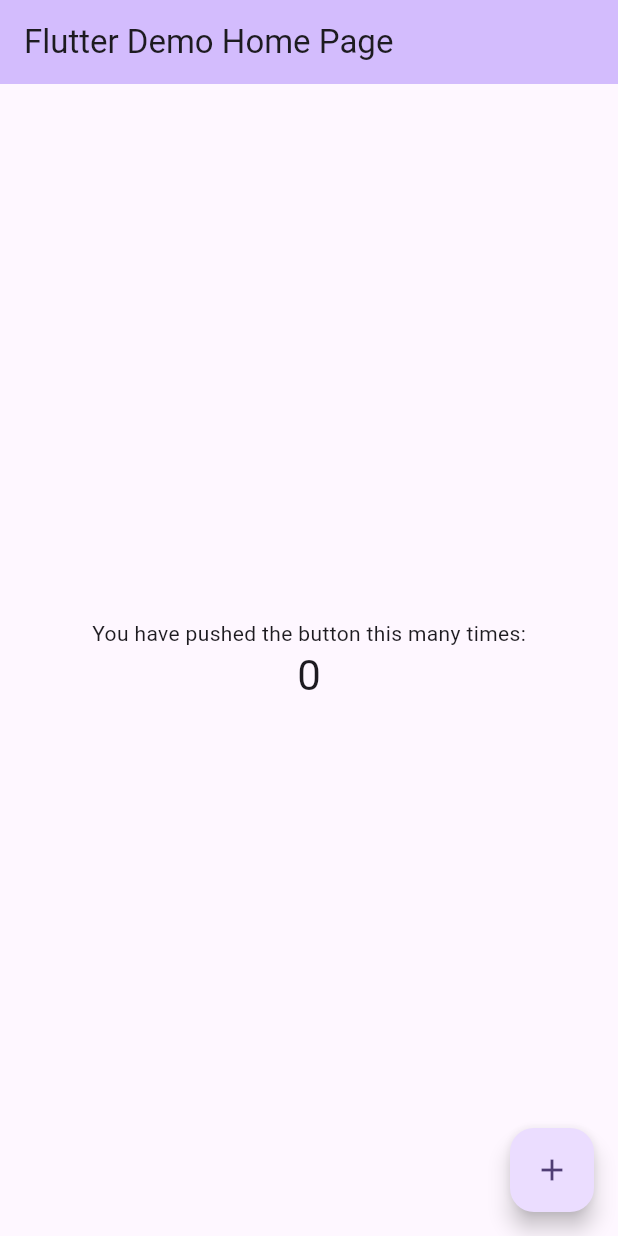
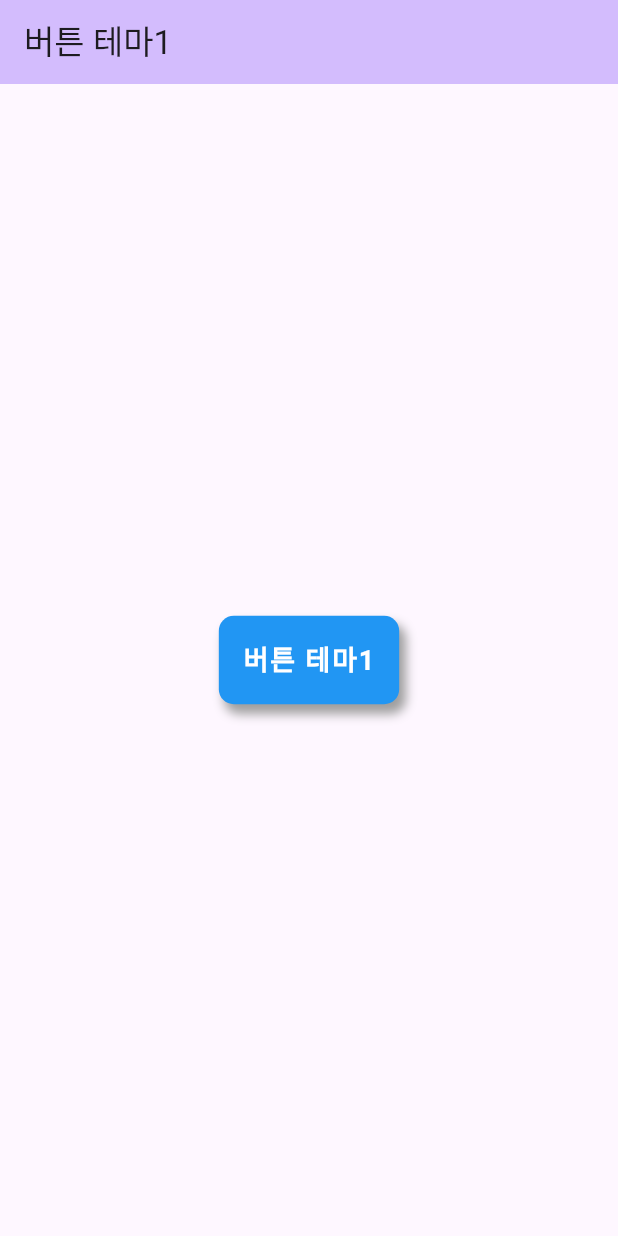
Before and after one commit to eeesnghyun/widgetStorage, a Flutter app: the screen it shows after launch, on a phone screen of 412 x 824 dp. Run offline on Flutter 3.47's test engine with Material 2 defaults, Android fonts, the phone set to English and light mode, and no system bars.

Commit message:
버튼 추가

```diff
--- /dev/null
+++ b/lib/button/button_theme1.dart
@@ -0,0 +1,104 @@
+import 'package:flutter/material.dart';
+
+class ButtonTheme1 extends StatelessWidget {
+  @override
+  Widget build(BuildContext context) {
+    return Scaffold(
+      appBar: AppBar(
+        backgroundColor: Theme.of(context).colorScheme.inversePrimary,
+        title: Text('버튼 테마1'),
+      ),
+      body: Center(
+        child: MyTossButton(
+          onPressed: () {
+            // 버튼 클릭 시 수행할 작업 추가
+          },
+          text: '버튼 테마1',
+        ),
+      ),
+    );
+  }
+}
+
+class MyTossButton extends StatefulWidget {
+  final VoidCallback onPressed;
+  final String text;
+
+  MyTossButton({required this.onPressed, required this.text});
+
+  @override
+  _MyTossButtonState createState() => _MyTossButtonState();
+}
+
+class _MyTossButtonState extends State<MyTossButton> {
+  bool _isPressed = false;
+
+  @override
+  Widget build(BuildContext context) {
+    return GestureDetector(
+      onTapDown: (_) {
+        setState(() {
+          _isPressed = true;
+        });
+      },
+      onTapUp: (_) {
+        setState(() {
+          _isPressed = false;
+        });
+      },
+      onTapCancel: () {
+        setState(() {
+          _isPressed = false;
+        });
+      },
+      onTap: widget.onPressed,
+      child: Container(
+        padding: EdgeInsets.all(16),
+        // decoration: BoxDecoration(
+        //   color: _isPressed ? Colors.blue.withOpacity(0.9) : Colors.blue,
+        //   borderRadius: BorderRadius.circular(10),
+
+        //   boxShadow: _isPressed
+        //       ? [
+        //           BoxShadow(
+        //               color: Colors.grey, blurRadius: 5, offset: Offset(3, 6))
+        //         ]
+        //       : [
+        //           BoxShadow(
+        //             color: Colors.grey.withOpacity(0.5),
+        //             spreadRadius: 2,
+        //             blurRadius: 5,
+        //             offset: Offset(3, 5),
+        //           )
+        //         ],
+        // ),
+        decoration: BoxDecoration(
+          color: _isPressed ? Colors.blue.withOpacity(0.9) : Colors.blue,
+          borderRadius: BorderRadius.circular(10),
+          boxShadow: _isPressed
+              ? [
+                  BoxShadow(
+                      color: Colors.grey,
+                      blurRadius: 5,
+                      offset: Offset(2.0, 2.0))
+                ]
+              : [
+                  BoxShadow(
+                      color: Colors.grey,
+                      blurRadius: 5,
+                      offset: Offset(4.0, 6.0))
+                ],
+        ),
+        child: Text(
+          widget.text,
+          style: TextStyle(
+            color: Colors.white,
+            fontWeight: FontWeight.bold,
+            fontSize: 18,
+            letterSpacing: 1.2, // 글자 사이 간격을 조정하여 입체감을 부여
+          ),
+        ),
+      ),
+    );
+  }
+}
--- a/lib/main.dart
+++ b/lib/main.dart
@@ -1,4 +1,5 @@
 import 'package:flutter/material.dart';
+import 'package:widgetstorage/button/button_theme1.dart';
 
 void main() {
   runApp(const MyApp());
@@ -7,27 +8,11 @@
 class MyApp extends StatelessWidget {
   const MyApp({super.key});
 
-  // This widget is the root of your application.
   @override
   Widget build(BuildContext context) {
     return MaterialApp(
       title: 'Flutter Demo',
       theme: ThemeData(
-        // This is the theme of your application.
-        //
-        // TRY THIS: Try running your application with "flutter run". You'll see
-        // the application has a blue toolbar. Then, without quitting the app,
-        // try changing the seedColor in the colorScheme below to Colors.green
-        // and then invoke "hot reload" (save your changes or press the "hot
-        // reload" button in a Flutter-supported IDE, or press "r" if you used
-        // the command line to start the app).
-        //
-        // Notice that the counter didn't reset back to zero; the application
-        // state is not lost during the reload. To reset the state, use hot
-        // restart instead.
-        //
-        // This works for code too, not just values: Most code changes can be
-        // tested with just a hot reload.
         colorScheme: ColorScheme.fromSeed(seedColor: Colors.deepPurple),
         useMaterial3: true,
       ),
@@ -39,15 +24,6 @@
 class MyHomePage extends StatefulWidget {
   const MyHomePage({super.key, required this.title});
 
-  // This widget is the home page of your application. It is stateful, meaning
-  // that it has a State object (defined below) that contains fields that affect
-  // how it looks.
-
-  // This class is the configuration for the state. It holds the values (in this
-  // case the title) provided by the parent (in this case the App widget) and
-  // used by the build method of the State. Fields in a Widget subclass are
-  // always marked "final".
-
   final String title;
 
   @override
@@ -55,71 +31,8 @@
 }
 
 class _MyHomePageState extends State<MyHomePage> {
-  int _counter = 0;
-
-  void _incrementCounter() {
-    setState(() {
-      // This call to setState tells the Flutter framework that something has
-      // changed in this State, which causes it to rerun the build method below
-      // so that the display can reflect the updated values. If we changed
-      // _counter without calling setState(), then the build method would not be
-      // called again, and so nothing would appear to happen.
-      _counter++;
-    });
-  }
-
   @override
   Widget build(BuildContext context) {
-    // This method is rerun every time setState is called, for instance as done
-    // by the _incrementCounter method above.
-    //
-    // The Flutter framework has been optimized to make rerunning build methods
-    // fast, so that you can just rebuild anything that needs updating rather
-    // than having to individually change instances of widgets.
-    return Scaffold(
-      appBar: AppBar(
-        // TRY THIS: Try changing the color here to a specific color (to
-        // Colors.amber, perhaps?) and trigger a hot reload to see the AppBar
-        // change color while the other colors stay the same.
-        backgroundColor: Theme.of(context).colorScheme.inversePrimary,
-        // Here we take the value from the MyHomePage object that was created by
-        // the App.build method, and use it to set our appbar title.
-        title: Text(widget.title),
-      ),
-      body: Center(
-        // Center is a layout widget. It takes a single child and positions it
-        // in the middle of the parent.
-        child: Column(
-          // Column is also a layout widget. It takes a list of children and
-          // arranges them vertically. By default, it sizes itself to fit its
-          // children horizontally, and tries to be as tall as its parent.
-          //
-          // Column has various properties to control how it sizes itself and
-          // how it positions its children. Here we use mainAxisAlignment to
-          // center the children vertically; the main axis here is the vertical
-          // axis because Columns are vertical (the cross axis would be
-          // horizontal).
-          //
-          // TRY THIS: Invoke "debug painting" (choose the "Toggle Debug Paint"
-          // action in the IDE, or press "p" in the console), to see the
-          // wireframe for each widget.
-          mainAxisAlignment: MainAxisAlignment.center,
-          children: <Widget>[
-            const Text(
-              'You have pushed the button this many times:',
-            ),
-            Text(
-              '$_counter',
-              style: Theme.of(context).textTheme.headlineMedium,
-            ),
-          ],
-        ),
-      ),
-      floatingActionButton: FloatingActionButton(
-        onPressed: _incrementCounter,
-        tooltip: 'Increment',
-        child: const Icon(Icons.add),
-      ), // This trailing comma makes auto-formatting nicer for build methods.
-    );
+    return ButtonTheme1();
   }
 }
```
